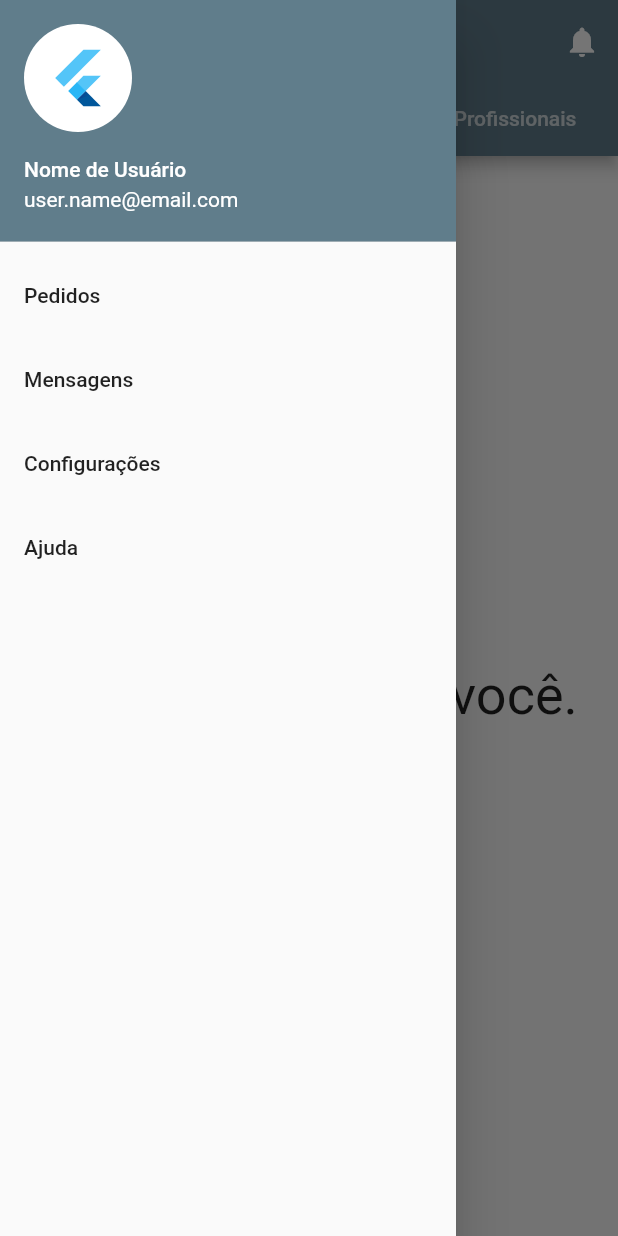
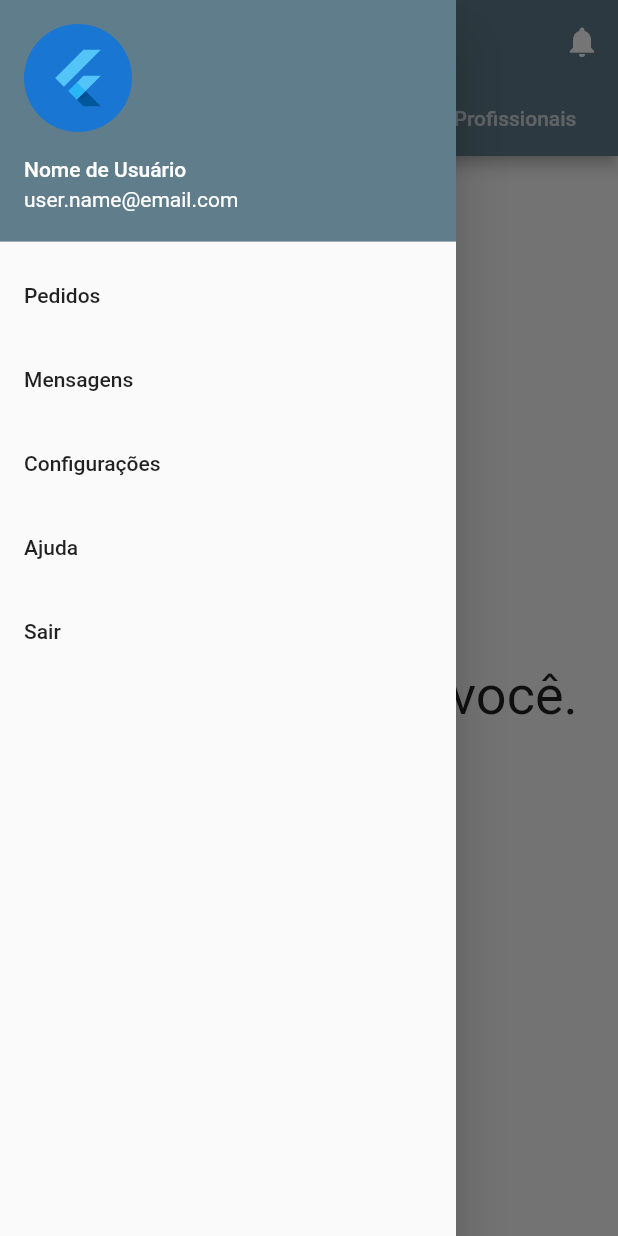
Before and after one commit to ginaldolaranjeiras/dolman_app, a Flutter app: the screen it shows after launch, with the side drawer open, on a phone screen of 412 x 824 dp. Run offline on Flutter 3.47's test engine with Material 2 defaults, Android fonts, the phone set to English and light mode, and no system bars.

Commit message:
Pequenos ajustes

```diff
--- a/lib/main.dart
+++ b/lib/main.dart
@@ -9,6 +9,7 @@ void main(){
 
   runApp(MaterialApp(
     home: DolmanTabs(),
+    debugShowCheckedModeBanner: false,
     ));
 
 }
--- a/lib/ui/pages/guias.dart
+++ b/lib/ui/pages/guias.dart
@@ -40,8 +40,12 @@ class DolmanTabs extends StatelessWidget {
                   'user.name@email.com'
                 ),
                 currentAccountPicture: CircleAvatar(
-                  child: FlutterLogo(size: 42.0),
-                  backgroundColor: Colors.white
+                  child: GestureDetector(
+                    child: FlutterLogo(size: 42.0),
+                    onTap: (){
+
+                    },
+                  )
                 ),
               ),
               ListTile(
@@ -67,6 +71,14 @@ class DolmanTabs extends StatelessWidget {
                   ('$titlehelp')
                 ),
                 onTap: () => Navigator.of(context).push(NewPage(4)),
+              ),
+              ListTile(
+                title: Text(
+                  ('Sair')
+                ),
+                onTap: () {
+
+                },
               )
             ],
           ),
@@ -74,7 +86,10 @@ class DolmanTabs extends StatelessWidget {
 
         appBar: AppBar(
 
-          title: const Text('Dolman'),
+          title: const Text(
+            'Dolman'
+          ),
+          centerTitle: true,
 
           actions: <Widget>[
 
@@ -91,7 +106,9 @@ class DolmanTabs extends StatelessWidget {
           bottom: TabBar(
             tabs: dolmanTabs,
           ),
-          backgroundColor: Colors.blueGrey,
+          backgroundColor: Colors.blueGrey
+
+
         ),
         body: TabBarView(
           children: dolmanTabs.map((Tab tab) {
```
